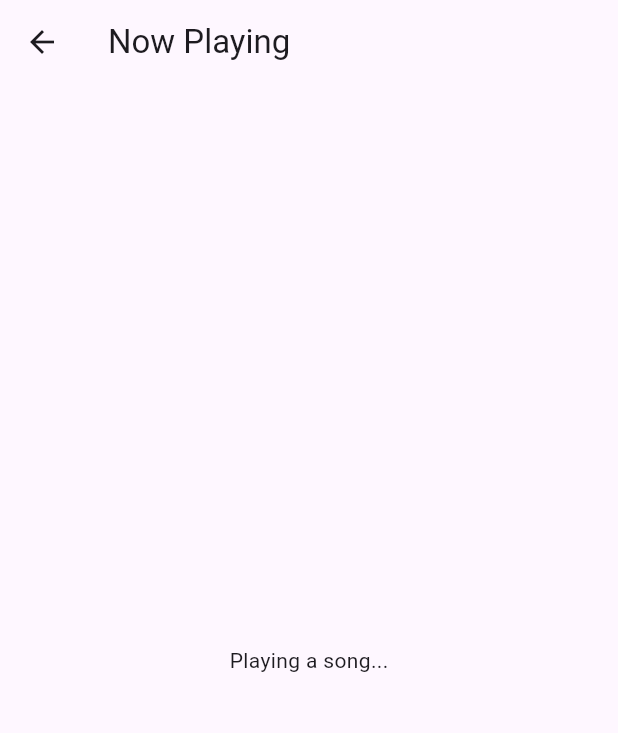
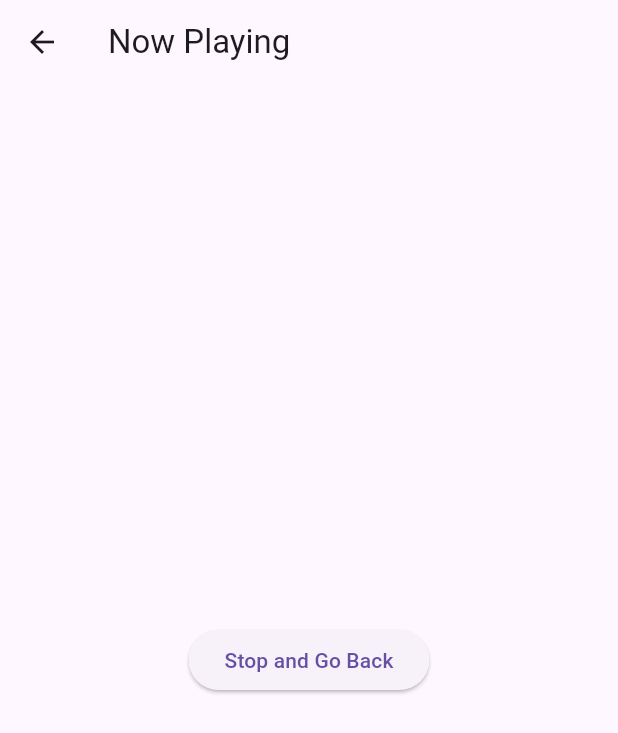
Before and after one commit to Not-PvP/Florencio_Mark_Lab6, a Flutter app: the NowPlayingScreen screen opened directly, on a phone screen of 412 x 824 dp. Shown: the top 733 px of the screen. Run offline on Flutter 3.47's test engine with Material 3 defaults, Android fonts, the phone set to English and light mode, and no system bars.

Commit message:
done: step 5

```diff
--- a/lib/main.dart
+++ b/lib/main.dart
@@ -45,8 +45,13 @@ class NowPlayingScreen extends StatelessWidget {
   Widget build(BuildContext context) {
     return Scaffold(
       appBar: AppBar(title: const Text('Now Playing')),
-      body: const Center(
-        child: Text('Playing a song...'),
+      body: Center(
+        child: ElevatedButton(
+          onPressed: () {
+            Navigator.pop(context);
+          },
+          child: const Text('Stop and Go Back'),
+        ),
       ),
     );
   }
```
